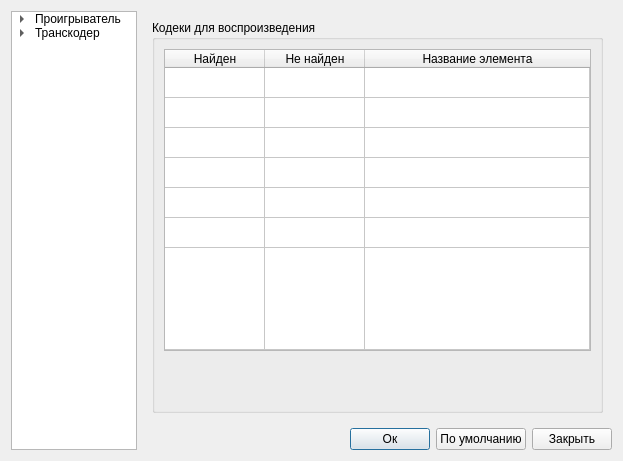
First picture: the form in ui/preferences.ui, repository ipse666/cueplayer, before the edit.
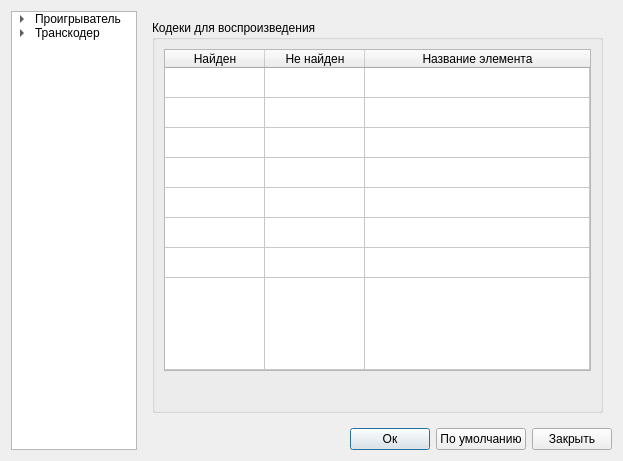
Second picture: the form after the edit. The open tabs and pages were chosen to show the change. Icons and pictures are not drawn.

Commit message: Добавлена поддержка Musepack

Patch:
```diff
--- a/ui/preferences.ui
+++ b/ui/preferences.ui
@@ -254,6 +254,11 @@
               <string>mkv</string>
              </property>
             </row>
+            <row>
+             <property name="text">
+              <string>mpc</string>
+             </property>
+            </row>
             <column>
              <property name="text">
               <string>Найден</string>
@@ -423,6 +428,9 @@
              </property>
             </item>
             <item row="6" column="0">
+             <property name="text">
+              <string/>
+             </property>
              <property name="textAlignment">
               <set>AlignHCenter|AlignVCenter|AlignCenter</set>
              </property>
@@ -443,6 +451,30 @@
               <set>AlignHCenter|AlignVCenter|AlignCenter</set>
              </property>
             </item>
+            <item row="7" column="0">
+             <property name="text">
+              <string/>
+             </property>
+             <property name="textAlignment">
+              <set>AlignHCenter|AlignVCenter|AlignCenter</set>
+             </property>
+            </item>
+            <item row="7" column="1">
+             <property name="text">
+              <string/>
+             </property>
+             <property name="textAlignment">
+              <set>AlignHCenter|AlignVCenter|AlignCenter</set>
+             </property>
+            </item>
+            <item row="7" column="2">
+             <property name="text">
+              <string/>
+             </property>
+             <property name="textAlignment">
+              <set>AlignHCenter|AlignVCenter|AlignCenter</set>
+             </property>
+            </item>
            </widget>
           </item>
           <item row="1" column="0">
@@ -453,7 +485,7 @@
             <property name="sizeHint" stdset="0">
              <size>
               <width>397</width>
-              <height>50</height>
+              <height>30</height>
              </size>
             </property>
            </spacer>
```
The commit also changes 2 other files.
